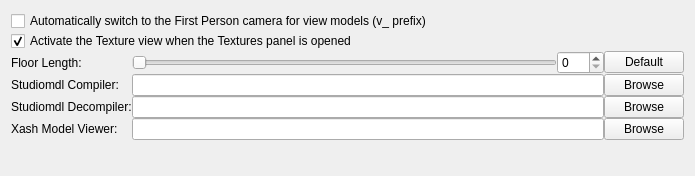
SamVanheer/HalfLifeAssetManager, file src/hlam/ui/options/OptionsPageStudioModel.ui: the form before one commit.
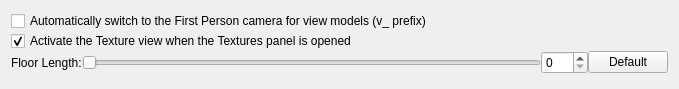
The form after the commit.

Commit message: Move external program settings to their own options page

Patch:
```diff
--- a/src/hlam/ui/options/OptionsPageStudioModel.ui
+++ b/src/hlam/ui/options/OptionsPageStudioModel.ui
@@ -6,8 +6,8 @@
    <rect>
     <x>0</x>
     <y>0</y>
-    <width>695</width>
-    <height>176</height>
+    <width>679</width>
+    <height>89</height>
    </rect>
   </property>
   <property name="windowTitle">
@@ -22,37 +22,6 @@
      <property name="bottomMargin">
       <number>0</number>
      </property>
-     <item row="2" column="1">
-      <widget class="QSlider" name="FloorLengthSlider">
-       <property name="orientation">
-        <enum>Qt::Horizontal</enum>
-       </property>
-      </widget>
-     </item>
-     <item row="3" column="3">
-      <widget class="QPushButton" name="BrowseCompiler">
-       <property name="text">
-        <string>Browse</string>
-       </property>
-      </widget>
-     </item>
-     <item row="4" column="0">
-      <widget class="QLabel" name="label_3">
-       <property name="text">
-        <string>Studiomdl Decompiler:</string>
-       </property>
-      </widget>
-     </item>
-     <item row="3" column="1" colspan="2">
-      <widget class="QLineEdit" name="Compiler"/>
-     </item>
-     <item row="2" column="2">
-      <widget class="QSpinBox" name="FloorLengthSpinner">
-       <property name="maximum">
-        <number>100</number>
-       </property>
-      </widget>
-     </item>
      <item row="1" column="0" colspan="4">
       <widget class="QCheckBox" name="ActivateTextureViewWhenTexturesPanelOpened">
        <property name="text">
@@ -63,20 +32,6 @@
        </property>
       </widget>
      </item>
-     <item row="3" column="0">
-      <widget class="QLabel" name="label_2">
-       <property name="text">
-        <string>Studiomdl Compiler:</string>
-       </property>
-      </widget>
-     </item>
-     <item row="4" column="3">
-      <widget class="QPushButton" name="BrowseDecompiler">
-       <property name="text">
-        <string>Browse</string>
-       </property>
-      </widget>
-     </item>
      <item row="0" column="0" colspan="4">
       <widget class="QCheckBox" name="AutodetectViewmodels">
        <property name="text">
@@ -84,16 +39,6 @@
        </property>
       </widget>
      </item>
-     <item row="2" column="3">
-      <widget class="QPushButton" name="ResetFloorLength">
-       <property name="text">
-        <string>Default</string>
-       </property>
-      </widget>
-     </item>
-     <item row="4" column="1" colspan="2">
-      <widget class="QLineEdit" name="Decompiler"/>
-     </item>
      <item row="2" column="0">
       <widget class="QLabel" name="label">
        <property name="text">
@@ -101,20 +46,24 @@
        </property>
       </widget>
      </item>
-     <item row="5" column="0">
-      <widget class="QLabel" name="label_4">
+     <item row="2" column="3">
+      <widget class="QPushButton" name="ResetFloorLength">
        <property name="text">
-        <string>Xash Model Viewer:</string>
+        <string>Default</string>
        </property>
       </widget>
      </item>
-     <item row="5" column="1" colspan="2">
-      <widget class="QLineEdit" name="XashModelViewer"/>
+     <item row="2" column="2">
+      <widget class="QSpinBox" name="FloorLengthSpinner">
+       <property name="maximum">
+        <number>100</number>
+       </property>
+      </widget>
      </item>
-     <item row="5" column="3">
-      <widget class="QPushButton" name="BrowseXashModelViewer">
-       <property name="text">
-        <string>Browse</string>
+     <item row="2" column="1">
+      <widget class="QSlider" name="FloorLengthSlider">
+       <property name="orientation">
+        <enum>Qt::Horizontal</enum>
        </property>
       </widget>
      </item>
```
The commit also changes 14 other files.
